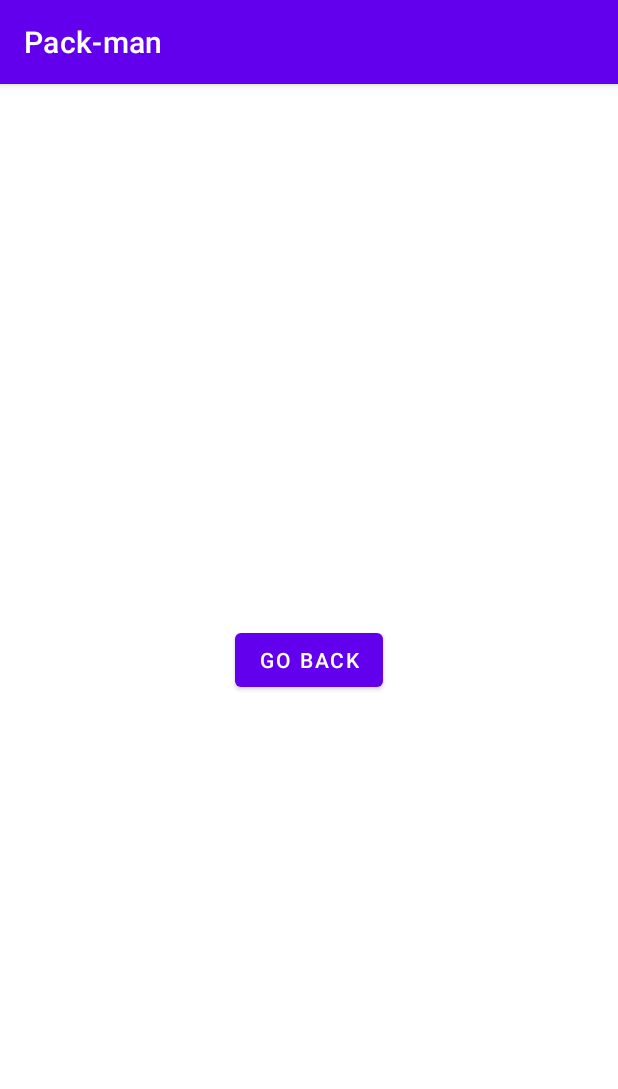
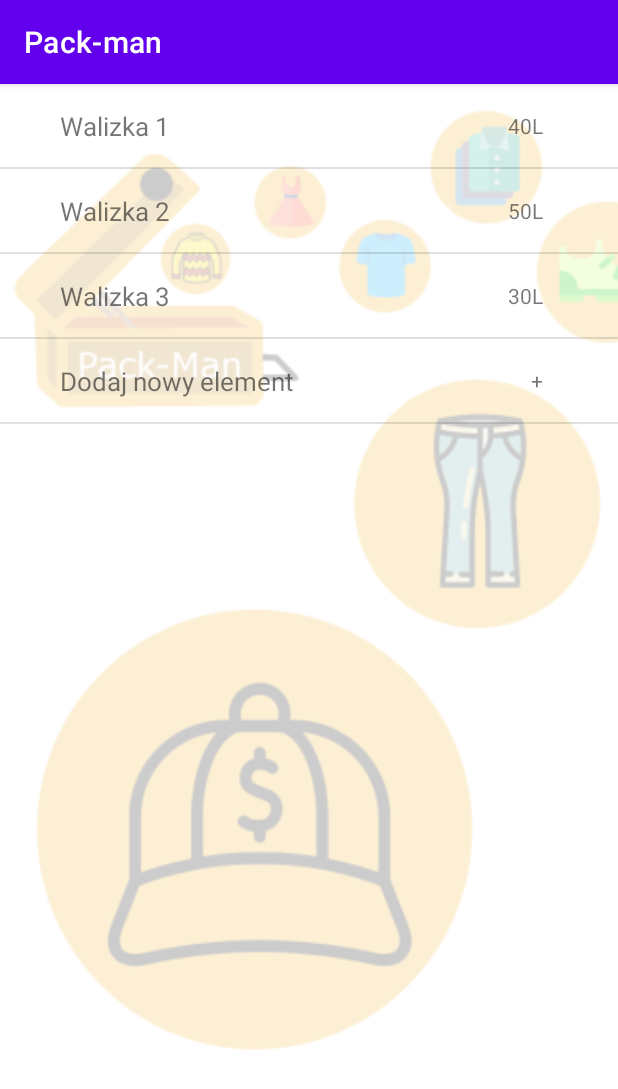
Before and after one commit to JakubKaluzny/Pack-man, an Android app: the ExpandableListActivity screen opened directly, with no data from a screen before it, after a tap on "DALEJ", on a phone screen of 412 x 824 dp. Shown: the top 1089 px of the screen. Run offline under Robolectric (Android 15) with nearby library versions, the phone set to English and light mode, and no system bars; 1 statement that could not run was skipped.

Commit message:
dodanie listy z walizkami

```diff
--- a/app/src/main/java/com/example/pack_man/BasicList.java
+++ b/app/src/main/java/com/example/pack_man/BasicList.java
@@ -17,9 +17,9 @@ public class BasicList {
         if (!listAlreadySet) {
             listAlreadySet = true;
             listDataHeader = new ArrayList<String>();
-            listDataHeader.add("Top 250");
-            listDataHeader.add("Now Showing");
-            listDataHeader.add("Coming Soon..");
+            listDataHeader.add("Ubrania");
+            listDataHeader.add("Sprzęt elektroniczny");
+            listDataHeader.add("Akcesoria");
         }
         return listDataHeader;
     }
@@ -28,24 +28,24 @@ public class BasicList {
         if (!mapAlreadySet) {
             mapAlreadySet = true;
             listDataChild = new HashMap<String, List<MyPair>>();
-            List<MyPair> top250 = new ArrayList<MyPair>();
-            top250.add(new MyPair("Twoja Stara", "" + (tripLength + 2)));
-            top250.add(new MyPair("Chaniecki", "" + (tripLength * 3)));
-            top250.add(new MyPair("Dodaj nowy element", "+"));
+            List<MyPair> ubrania = new ArrayList<MyPair>();
+            ubrania.add(new MyPair("Koszulki", "" + (tripLength + 2)));
+            ubrania.add(new MyPair("Spodnie", "" + (tripLength * 3)));
+            ubrania.add(new MyPair("Dodaj nowy element", "+"));
 
-            List<MyPair> nowShowing = new ArrayList<MyPair>();
-            nowShowing.add(new MyPair("Duch", "" + (tripLength * 6)));
-            nowShowing.add(new MyPair("Despicable Me 2", "4"));
-            nowShowing.add(new MyPair("Dodaj nowy element", "+"));
+            List<MyPair> sprzet_elekt = new ArrayList<MyPair>();
+            sprzet_elekt.add(new MyPair("Power Bank", "1"));
+            sprzet_elekt.add(new MyPair("ładowarka do telefonu", "1"));
+            sprzet_elekt.add(new MyPair("Dodaj nowy element", "+"));
 
-            List<MyPair> comingSoon = new ArrayList<MyPair>();
-            comingSoon.add(new MyPair("2 Guns", "5"));
-            comingSoon.add(new MyPair("The Smurfs 2", "6"));
-            comingSoon.add(new MyPair("Dodaj nowy element", "+"));
+            List<MyPair> akcesoria = new ArrayList<MyPair>();
+            akcesoria.add(new MyPair("Szczoteczka do zębów", "1"));
+            akcesoria.add(new MyPair("Suszarka do włosów", "1"));
+            akcesoria.add(new MyPair("Dodaj nowy element", "+"));
 
-            listDataChild.put(listDataHeader.get(0), top250); // Header, Child data
-            listDataChild.put(listDataHeader.get(1), nowShowing);
-            listDataChild.put(listDataHeader.get(2), comingSoon);
+            listDataChild.put(listDataHeader.get(0), ubrania); // Header, Child data
+            listDataChild.put(listDataHeader.get(1), sprzet_elekt);
+            listDataChild.put(listDataHeader.get(2), akcesoria);
         }
         return listDataChild;
     }
--- /dev/null
+++ b/app/src/main/java/com/example/pack_man/CustomListAdapter.java
@@ -0,0 +1,55 @@
+package com.example.pack_man;
+
+import android.content.Context;
+import android.view.LayoutInflater;
+import android.view.View;
+import android.view.ViewGroup;
+import android.widget.ArrayAdapter;
+import android.widget.TextView;
+
+import androidx.annotation.NonNull;
+
+import org.jetbrains.annotations.Nullable;
+
+import java.util.ArrayList;
+
+public class CustomListAdapter extends ArrayAdapter<MyPair> {
+    ArrayList <MyPair> arrayList;
+
+
+    public CustomListAdapter(@NonNull Context context, ArrayList<MyPair> arrayList) {
+
+        // pass the context and arrayList for the super
+        // constructor of the ArrayAdapter class
+        super(context, 0, arrayList);
+        this.arrayList = arrayList;
+    }
+
+    @NonNull
+    @Override
+    public View getView(int position, @Nullable View convertView, @NonNull ViewGroup parent) {
+
+        // convertView which is recyclable view
+        View currentItemView = convertView;
+
+        // of the recyclable view is null then inflate the custom layout for the same
+        if (currentItemView == null) {
+            currentItemView = LayoutInflater.from(getContext()).inflate(R.layout.suitcase_list_item, parent, false);
+        }
+
+        // get the position of the view from the ArrayAdapter
+        //NumbersView currentNumberPosition = getItem(position);
+
+        // then according to the position of the view assign the desired TextView 1 for the same
+
+        TextView name = currentItemView.findViewById(R.id.suitcaseNameID);
+        name.setText(arrayList.get(position).getName());
+
+        // then according to the position of the view assign the desired TextView 2 for the same
+        TextView capacity = currentItemView.findViewById(R.id.suitcaseCapacityID);
+        capacity.setText(arrayList.get(position).getCount());
+
+        // then return the recyclable view
+        return currentItemView;
+    }
+}
--- a/app/src/main/java/com/example/pack_man/ExpandableListActivity.java
+++ b/app/src/main/java/com/example/pack_man/ExpandableListActivity.java
@@ -140,8 +140,8 @@ public class ExpandableListActivity extends Activity {
 //        expListView.setAdapter(listAdapter);
     }
 
-    public void goToListTesting(View view){
-        Intent intent = new Intent(this, ListTesting.class);
+    public void goToUserLuggage(View view){
+        Intent intent = new Intent(this, UserLuggageActivity.class);
         startActivity(intent);
     }
 }
--- a/app/src/main/java/com/example/pack_man/ListTesting.kt
+++ /dev/null
@@ -1,18 +0,0 @@
-package com.example.pack_man
-
-import android.content.Intent
-import androidx.appcompat.app.AppCompatActivity
-import android.os.Bundle
-import android.view.View
-
-class ListTesting : AppCompatActivity() {
-    override fun onCreate(savedInstanceState: Bundle?) {
-        super.onCreate(savedInstanceState)
-        setContentView(R.layout.activity_list_testing)
-    }
-
-    fun goToExpandableList(view: View){
-        val intent = Intent(this, ExpandableListActivity::class.java)
-        startActivity(intent)
-    }
-}
--- /dev/null
+++ b/app/src/main/java/com/example/pack_man/SuitcaseList.java
@@ -0,0 +1,23 @@
+package com.example.pack_man;
+
+import java.util.ArrayList;
+import java.util.HashMap;
+import java.util.List;
+
+public class SuitcaseList {
+    static ArrayList<MyPair> suitCaseList;
+    static boolean listAlreadySet = false;
+
+    public static ArrayList<MyPair> getSuitCaseList(){
+        if (!listAlreadySet) {
+            listAlreadySet = true;
+            suitCaseList = new ArrayList<MyPair>();
+
+            suitCaseList.add(new MyPair("Walizka 1", "40L"));
+            suitCaseList.add(new MyPair("Walizka 2", "50L"));
+            suitCaseList.add(new MyPair("Walizka 3", "30L"));
+            suitCaseList.add(new MyPair("Dodaj nowy element", "+"));
+        }
+        return suitCaseList;
+    }
+}
--- a/app/src/main/res/layout/activity_expandable_list.xml
+++ b/app/src/main/res/layout/activity_expandable_list.xml
@@ -4,9 +4,10 @@
     xmlns:tools="http://schemas.android.com/tools"
     android:layout_width="match_parent"
     android:layout_height="match_parent"
-    android:layout_marginTop="120dp"
     android:onClick="resetExpandableList"
+    android:background="@drawable/background"
     tools:context=".ExpandableListActivity">
+
 
     <ExpandableListView
         android:id="@+id/lvExp"
@@ -18,7 +19,7 @@
         android:id="@+id/goNextID"
         android:layout_width="wrap_content"
         android:layout_height="wrap_content"
-        android:onClick="goToListTesting"
+        android:onClick="goToUserLuggage"
         android:text="Dalej"
         app:layout_constraintBottom_toBottomOf="parent"
         app:layout_constraintEnd_toEndOf="parent" />
--- a/app/src/main/res/layout/activity_list_testing.xml
+++ /dev/null
@@ -1,19 +0,0 @@
-<?xml version="1.0" encoding="utf-8"?>
-<androidx.constraintlayout.widget.ConstraintLayout xmlns:android="http://schemas.android.com/apk/res/android"
-    xmlns:app="http://schemas.android.com/apk/res-auto"
-    xmlns:tools="http://schemas.android.com/tools"
-    android:layout_width="match_parent"
-    android:layout_height="match_parent"
-    tools:context=".ListTesting">
-
-    <Button
-        android:id="@+id/goBackID"
-        android:layout_width="wrap_content"
-        android:layout_height="wrap_content"
-        android:onClick="goToExpandableList"
-        android:text="Go back"
-        app:layout_constraintBottom_toBottomOf="parent"
-        app:layout_constraintEnd_toEndOf="parent"
-        app:layout_constraintStart_toStartOf="parent"
-        app:layout_constraintTop_toTopOf="parent" />
-</androidx.constraintlayout.widget.ConstraintLayout>
--- a/app/src/main/res/layout/activity_main.xml
+++ b/app/src/main/res/layout/activity_main.xml
@@ -13,6 +13,7 @@
         android:layout_height="wrap_content"
         android:layout_marginTop="50dp"
         android:text="Hello World!"
+        android:visibility="invisible"
         app:layout_constraintLeft_toLeftOf="parent"
         app:layout_constraintRight_toRightOf="parent"
         app:layout_constraintTop_toTopOf="parent" />
@@ -22,7 +23,7 @@
         android:layout_width="265dp"
         android:layout_height="55dp"
         android:onClick="goToTripDataActivity"
-        android:text="Button"
+        android:text="Zaplanuj nowy wyjazd"
         app:layout_constraintBottom_toTopOf="@+id/button2"
         app:layout_constraintEnd_toEndOf="parent"
         app:layout_constraintStart_toStartOf="parent"
@@ -34,6 +35,7 @@
         android:layout_width="248dp"
         android:layout_height="50dp"
         android:text="Button"
+        android:visibility="invisible"
         app:layout_constraintBottom_toBottomOf="parent"
         app:layout_constraintEnd_toEndOf="parent"
         app:layout_constraintStart_toStartOf="parent" />
--- a/app/src/main/res/layout/activity_trip_data.xml
+++ b/app/src/main/res/layout/activity_trip_data.xml
@@ -4,6 +4,7 @@
     xmlns:tools="http://schemas.android.com/tools"
     android:layout_width="match_parent"
     android:layout_height="match_parent"
+    android:background="@drawable/background"
     tools:context=".TripDataActivity">
 
     <EditText
--- a/app/src/main/res/layout/activity_user_luggage.xml
+++ b/app/src/main/res/layout/activity_user_luggage.xml
@@ -1,18 +1,10 @@
 <?xml version="1.0" encoding="utf-8"?>
-<androidx.constraintlayout.widget.ConstraintLayout xmlns:android="http://schemas.android.com/apk/res/android"
-    xmlns:app="http://schemas.android.com/apk/res-auto"
+<ListView
+    xmlns:android="http://schemas.android.com/apk/res/android"
     xmlns:tools="http://schemas.android.com/tools"
+    android:id="@+id/suitcaseListID"
     android:layout_width="match_parent"
     android:layout_height="match_parent"
+    android:background="@drawable/background"
     tools:context=".UserLuggageActivity">
-
-    <Button
-        android:id="@+id/button3"
-        android:layout_width="wrap_content"
-        android:layout_height="wrap_content"
-        android:onClick="goToListActivity"
-        android:text="GO BACK TO THE SHADOW"
-        app:layout_constraintBottom_toBottomOf="parent"
-        app:layout_constraintEnd_toEndOf="parent"
-        app:layout_constraintStart_toStartOf="parent" />
-</androidx.constraintlayout.widget.ConstraintLayout>
+</ListView>
--- /dev/null
+++ b/app/src/main/res/layout/suitcase_list_item.xml
@@ -0,0 +1,32 @@
+<?xml version="1.0" encoding="utf-8"?>
+<androidx.constraintlayout.widget.ConstraintLayout xmlns:android="http://schemas.android.com/apk/res/android"
+    xmlns:app="http://schemas.android.com/apk/res-auto"
+    xmlns:tools="http://schemas.android.com/tools"
+    android:layout_width="match_parent"
+    android:layout_height="55dip"
+    android:orientation="vertical" > <!-- chyba mozna usunac -->
+
+    <!-- add input box -->
+    <TextView
+        android:id="@+id/suitcaseNameID"
+        android:layout_width="fill_parent"
+        android:layout_height="wrap_content"
+        android:textSize="17dip"
+        android:paddingTop="5dp"
+        android:paddingBottom="5dp"
+        app:layout_constraintBottom_toBottomOf="parent"
+        app:layout_constraintTop_toTopOf="parent"
+        android:paddingLeft="?android:attr/expandableListPreferredChildPaddingLeft" />
+
+    <TextView
+        android:id="@+id/suitcaseCapacityID"
+        android:layout_width="wrap_content"
+        android:layout_height="wrap_content"
+        android:layout_marginEnd="50dp"
+        android:text="0"
+        app:layout_constraintBottom_toBottomOf="parent"
+        app:layout_constraintEnd_toEndOf="@+id/suitcaseNameID"
+        app:layout_constraintTop_toTopOf="parent" />
+
+
+</androidx.constraintlayout.widget.ConstraintLayout>
```
Also changed, not shown: app/src/main/AndroidManifest.xml (+5 -11 lines), app/src/main/java/com/example/pack_man/ListActivity.kt (deleted, +0 -32 lines), app/src/main/java/com/example/pack_man/UserLuggageActivity.java (added, +81 -0 lines), app/src/main/java/com/example/pack_man/UserLuggageActivity.kt (deleted, +0 -20 lines), app/src/main/res/layout/activity_list.xml (deleted, +0 -18 lines), app/src/main/res/layout/popup_on_list_click.xml (+7 -7 lines).
